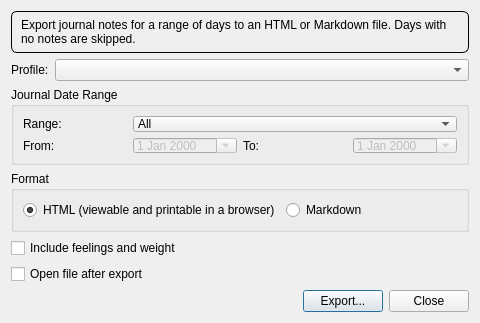
The window that oscar/exports/journalnotesdialog.ui (tomasohara/OSCAR-SQL) describes before a commit, drawn with Qt 5.
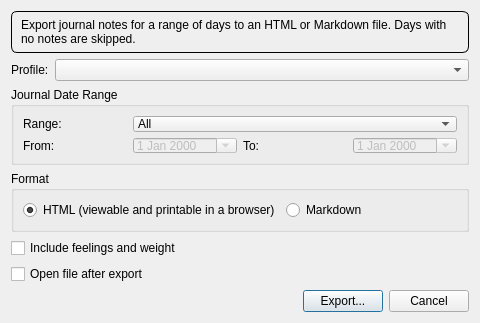
The same window after the commit.

Commit message:
Fix Export Journal Notes dialog UX issues
Profile combo now blank when no profile is open; Cancel/Close button
now starts as Cancel and changes to Close after export completes; From/To
date fields are cleared when no journal notes are found for the profile.

Closes #191

```diff
--- a/oscar/exports/journalnotesdialog.ui
+++ b/oscar/exports/journalnotesdialog.ui
@@ -219,7 +219,7 @@
      <item>
       <widget class="QPushButton" name="closeButton">
        <property name="text">
-        <string>Close</string>
+        <string>Cancel</string>
        </property>
       </widget>
      </item>
```
The commit also changes 2 other files.
